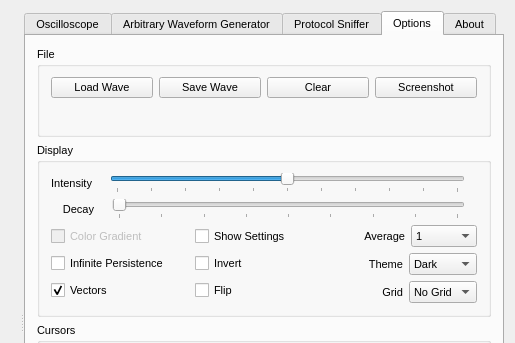
ganzziani/xscopes-qt, file xprotolabinterface.ui: the form before one commit; both pictures show x 445 to 960 and y 0 to 343 of the 960 by 644 pixel window.
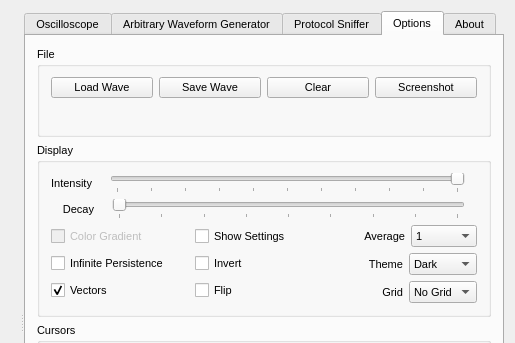
The form after the commit. The open tabs and pages were chosen to show the change. Icons and pictures are not drawn. Custom widgets are drawn as their Qt base class.

The edit to the form file:
```diff
--- a/xprotolabinterface.ui
+++ b/xprotolabinterface.ui
@@ -4042,16 +4042,16 @@
                       <item>
                        <widget class="QSlider" name="intensitySlider">
                         <property name="minimum">
-                         <number>-50</number>
+                         <number>0</number>
                         </property>
                         <property name="maximum">
-                         <number>50</number>
+                         <number>10</number>
                         </property>
                         <property name="singleStep">
                          <number>10</number>
                         </property>
                         <property name="pageStep">
-                         <number>10</number>
+                         <number>1</number>
                         </property>
                         <property name="value">
                          <number>0</number>
@@ -4059,11 +4059,17 @@
                         <property name="orientation">
                          <enum>Qt::Horizontal</enum>
                         </property>
+                        <property name="invertedAppearance">
+                         <bool>true</bool>
+                        </property>
+                        <property name="invertedControls">
+                         <bool>true</bool>
+                        </property>
                         <property name="tickPosition">
                          <enum>QSlider::TicksBelow</enum>
                         </property>
                         <property name="tickInterval">
-                         <number>10</number>
+                         <number>1</number>
                         </property>
                        </widget>
                       </item>
```
Left out of the diff: 4 changed lines with no effect on the pictures.
